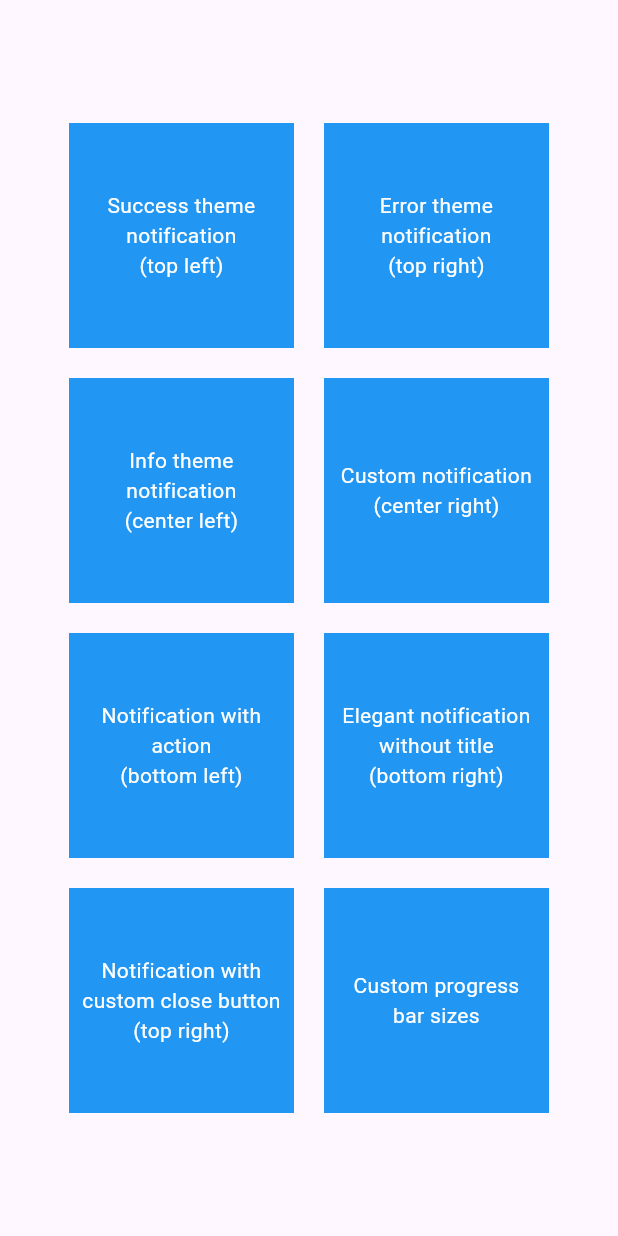
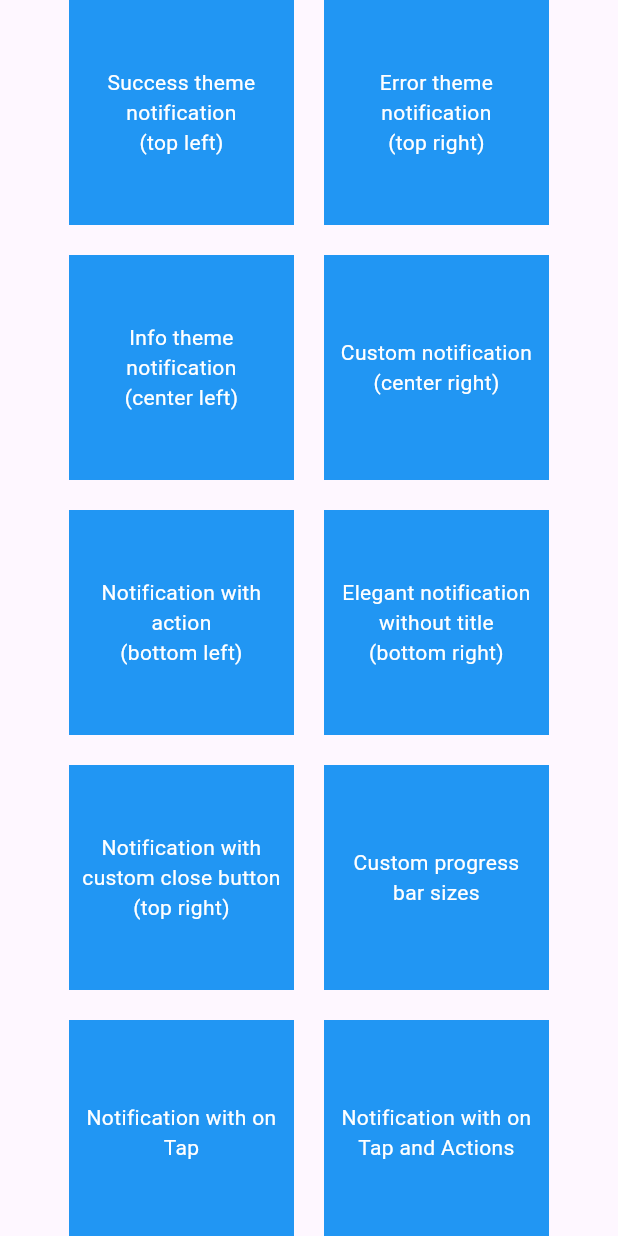
Before and after one commit to koukibadr/Elegant-Notification, a Flutter app: the screen it shows after launch, after a tap on "Custom progress bar sizes", on a phone screen of 412 x 824 dp. Run offline on Flutter 3.47's test engine with Material 3 defaults, Android fonts, the phone set to English and light mode, and no system bars; missing offline and left inert: dart:ffi.

Commit message:
add onTap to the whole notification material widget
Adds the capability to set an onTap Function to be called when the user taps anywhere on the notification material widget. I can be used un combination with CloseButton and Action.

```diff
--- a/example/lib/main.dart
+++ b/example/lib/main.dart
@@ -17,7 +17,10 @@ class MyApp extends StatelessWidget {
         primarySwatch: Colors.blue,
       ),
       home: Scaffold(
-        body: ExampleApp(),
+        body: SafeArea(
+          bottom: false,
+          child: ExampleApp(),
+        ),
       ),
     );
   }
@@ -26,7 +29,7 @@ class MyApp extends StatelessWidget {
 class ExampleApp extends StatelessWidget {
   @override
   Widget build(BuildContext context) {
-    return Container(
+    return SingleChildScrollView(
       child: Column(
         mainAxisAlignment: MainAxisAlignment.center,
         children: [
@@ -312,8 +315,7 @@ class ExampleApp extends StatelessWidget {
               InkWell(
                 onTap: () {
                   ElegantNotification.success(
-                    description:
-                        Text('Your account has been created succesfully'),
+                    description: Text('Your account has been created succesfully'),
                     progressBarHeight: 10,
                     progressBarPadding: EdgeInsets.symmetric(
                       horizontal: 20,
@@ -339,6 +341,98 @@ class ExampleApp extends StatelessWidget {
               ),
             ],
           ),
+          SizedBox(
+            height: 20,
+          ),
+          Row(
+            mainAxisAlignment: MainAxisAlignment.center,
+            children: [
+              InkWell(
+                onTap: () {
+                  ElegantNotification(
+                    width: 360,
+                    position: Alignment.topRight,
+                    animation: AnimationType.fromRight,
+                    onTap: () {},
+                    description: Text(
+                      'You can tap anywhere on the notification.',
+                    ),
+                    icon: Icon(
+                      Icons.touch_app,
+                      color: Colors.blue,
+                    ),
+                    showProgressIndicator: false,
+                    autoDismiss: false,
+                    displayCloseButton: false,
+                    onDismiss: () {},
+                  ).show(context);
+                },
+                child: Container(
+                  width: 150,
+                  height: 150,
+                  color: Colors.blue,
+                  child: Center(
+                    child: Padding(
+                      padding: const EdgeInsets.all(8.0),
+                      child: Text(
+                        'Notification with on Tap',
+                        style: TextStyle(color: Colors.white),
+                        textAlign: TextAlign.center,
+                      ),
+                    ),
+                  ),
+                ),
+              ),
+              const SizedBox(
+                width: 20,
+              ),
+              InkWell(
+                onTap: () {
+                  ElegantNotification(
+                    width: 360,
+                    position: Alignment.topRight,
+                    animation: AnimationType.fromRight,
+                    onTap: () {},
+                    dismissOnTap: false,
+                    description: Text(
+                      'Tappable notification can also have actions and close buttons!',
+                    ),
+                    icon: Icon(
+                      Icons.touch_app_outlined,
+                      color: Colors.blue,
+                    ),
+                    action: Text(
+                      'Link',
+                      style: TextStyle(
+                        decoration: TextDecoration.underline,
+                        color: Colors.blue,
+                      ),
+                    ),
+                    onActionPressed: () {},
+                    progressIndicatorColor: Colors.purple,
+                    showProgressIndicator: false,
+                    autoDismiss: false,
+                    onDismiss: () {},
+                  ).show(context);
+                },
+                child: Container(
+                  width: 150,
+                  height: 150,
+                  color: Colors.blue,
+                  child: Center(
+                    child: Padding(
+                      padding: const EdgeInsets.all(8.0),
+                      child: Text(
+                        'Notification with on Tap and Actions',
+                        style: TextStyle(color: Colors.white),
+                        textAlign: TextAlign.center,
+                      ),
+                    ),
+                  ),
+                ),
+              ),
+            ],
+          ),
         ],
       ),
     );
--- a/lib/elegant_notification.dart
+++ b/lib/elegant_notification.dart
@@ -1,4 +1,5 @@
 import 'dart:async';
+import 'dart:ffi';
 
 import 'package:elegant_notification/resources/arrays.dart';
 import 'package:elegant_notification/resources/colors.dart';
@@ -41,6 +42,8 @@ class ElegantNotification extends StatefulWidget {
     this.progressBarPadding,
     this.onDismiss,
     this.progressIndicatorBackground = greyColor,
+    this.onTap,
+    this.dismissOnTap = true,
   }) : super(key: key) {
     notificationType = NotificationType.custom;
     checkAssertions();
@@ -72,6 +75,8 @@ class ElegantNotification extends StatefulWidget {
     this.progressBarPadding,
     this.onDismiss,
     this.progressIndicatorBackground = greyColor,
+    this.onTap,
+    this.dismissOnTap = true,
   }) : super(key: key) {
     notificationType = NotificationType.success;
     progressIndicatorColor = notificationType.color();
@@ -105,6 +110,8 @@ class ElegantNotification extends StatefulWidget {
     this.progressBarPadding,
     this.onDismiss,
     this.progressIndicatorBackground = greyColor,
+    this.onTap,
+    this.dismissOnTap = true,
   }) : super(key: key) {
     notificationType = NotificationType.error;
     progressIndicatorColor = notificationType.color();
@@ -138,6 +145,8 @@ class ElegantNotification extends StatefulWidget {
     this.progressBarPadding,
     this.onDismiss,
     this.progressIndicatorBackground = greyColor,
+    this.onTap,
+    this.dismissOnTap = true,
   }) : super(key: key) {
     notificationType = NotificationType.info;
     progressIndicatorColor = notificationType.color();
@@ -174,13 +183,11 @@ class ElegantNotification extends StatefulWidget {
       );
     } else if (position == Alignment.topRight) {
       assert(
-        animation != AnimationType.fromLeft &&
-            animation != AnimationType.fromBottom,
+        animation != AnimationType.fromLeft && animation != AnimationType.fromBottom,
       );
     } else if (position == Alignment.topLeft) {
       assert(
-        animation != AnimationType.fromRight &&
-            animation != AnimationType.fromBottom,
+        animation != AnimationType.fromRight && animation != AnimationType.fromBottom,
       );
     } else if (position == Alignment.bottomCenter) {
       assert(
@@ -190,13 +197,11 @@ class ElegantNotification extends StatefulWidget {
       );
     } else if (position == Alignment.bottomRight) {
       assert(
-        animation != AnimationType.fromLeft &&
-            animation != AnimationType.fromTop,
+        animation != AnimationType.fromLeft && animation != AnimationType.fromTop,
       );
     } else if (position == Alignment.bottomLeft) {
       assert(
-        animation != AnimationType.fromRight &&
-            animation != AnimationType.fromTop,
+        animation != AnimationType.fromRight && animation != AnimationType.fromTop,
       );
     }
   }
@@ -315,6 +320,13 @@ class ElegantNotification extends StatefulWidget {
   ///Function invoked when pressing `action` widget
   ///must be not null when `action != null`
   final Function()? onActionPressed;
+
+  ///Function invoked when tapping on the notification material widget.
+  final Function()? onTap;
+
+  ///Define whether the notification will be dismissed when the [onTap] function is called.
+  ///by default `dismissOnTap == true`
+  final bool dismissOnTap;
 
   ///define whether the notification will be dismissed automatically or not
   ///by default `autoDimiss == false`
@@ -478,22 +490,24 @@ class ElegantNotificationState extends State<ElegantNotification>
   Widget build(BuildContext context) {
     return SlideTransition(
       position: offsetAnimation,
+      child: Material(
+        color: widget.background,
+        child: InkWell(
+          onTap: widget.onTap == null
+              ? null
+              : () {
+                  widget.onTap?.call();
+                  if (widget.dismissOnTap) {
+                    closeTimer.cancel();
+                    widget.onDismiss?.call();
+                    slideController.reverse().then((value) => widget.closeOverlay());
+                  }
+                },
           child: Container(
             width: widget.width ?? MediaQuery.of(context).size.width * 0.7,
             height: widget.height ?? MediaQuery.of(context).size.height * 0.12,
             decoration: BoxDecoration(
               borderRadius: BorderRadius.circular(widget.radius),
-          color: widget.background,
-          boxShadow: widget.enableShadow
-              ? [
-                  BoxShadow(
-                    color: widget.shadowColor.withOpacity(0.2),
-                    spreadRadius: 1,
-                    blurRadius: 1,
-                    offset: const Offset(0, 1), // changes position of shadow
-                  ),
-                ]
-              : null,
             ),
             child: Column(
               children: [
@@ -533,6 +547,8 @@ class ElegantNotificationState extends State<ElegantNotification>
               ],
             ),
           ),
+        ),
+      ),
     );
   }
 
```
Also changed, not shown: example/pubspec.lock, pubspec.lock, 2 other files. Lines whose indentation alone changed are shown as unchanged.
